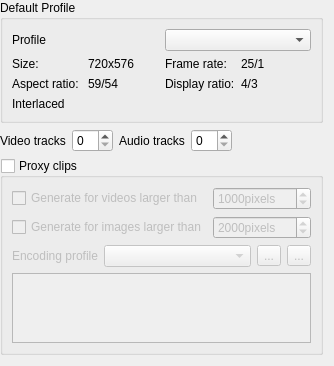
KDE/kdenlive, file src/ui/configproject_ui.ui: the form before one commit.
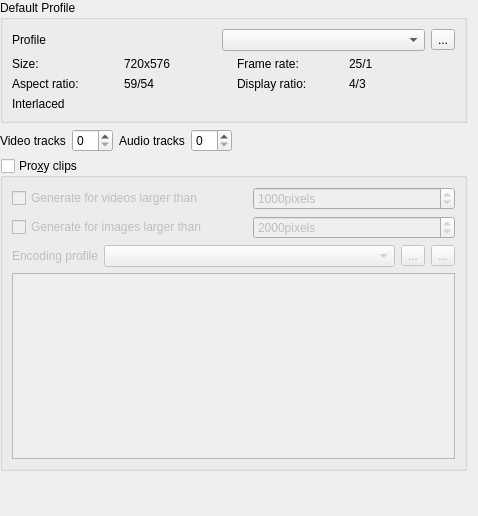
The form after the commit. Custom widgets are drawn as their Qt base class.

Commit message: Move "manage project profiles" option to better place (next to profile list in settings dialog and project settings)

```diff
--- a/src/ui/configproject_ui.ui
+++ b/src/ui/configproject_ui.ui
@@ -6,8 +6,8 @@
    <rect>
     <x>0</x>
     <y>0</y>
-    <width>329</width>
-    <height>332</height>
+    <width>478</width>
+    <height>516</height>
    </rect>
   </property>
   <layout class="QGridLayout" name="gridLayout_4">
@@ -23,6 +23,9 @@
       <string>Default Profile</string>
      </property>
      <layout class="QGridLayout" name="gridLayout_2">
+      <item row="0" column="1">
+       <widget class="KComboBox" name="kcfg_profiles_list"/>
+      </item>
       <item row="0" column="0">
        <widget class="QLabel" name="label_3">
         <property name="text">
@@ -30,10 +33,14 @@
         </property>
        </widget>
       </item>
-      <item row="0" column="1">
-       <widget class="KComboBox" name="kcfg_profiles_list"/>
+      <item row="0" column="2">
+       <widget class="QToolButton" name="manage_profiles">
+        <property name="text">
+         <string>...</string>
+        </property>
+       </widget>
       </item>
-      <item row="1" column="0" colspan="2">
+      <item row="1" column="0" colspan="3">
        <layout class="QGridLayout" name="gridLayout_3">
         <item row="0" column="0">
          <widget class="QLabel" name="label_5">
@@ -93,7 +100,7 @@
         </item>
        </layout>
       </item>
-      <item row="2" column="0" colspan="2">
+      <item row="2" column="0" colspan="3">
        <widget class="QLabel" name="p_progressive">
         <property name="text">
          <string>Interlaced</string>
@@ -139,7 +146,7 @@
    <item row="2" column="0" colspan="5">
     <widget class="QGroupBox" name="kcfg_enableproxy">
      <property name="title">
-      <string>Proxy clips</string>
+      <string>Pro&amp;xy clips</string>
      </property>
      <property name="checkable">
       <bool>true</bool>
```
The commit also changes 11 other files.
